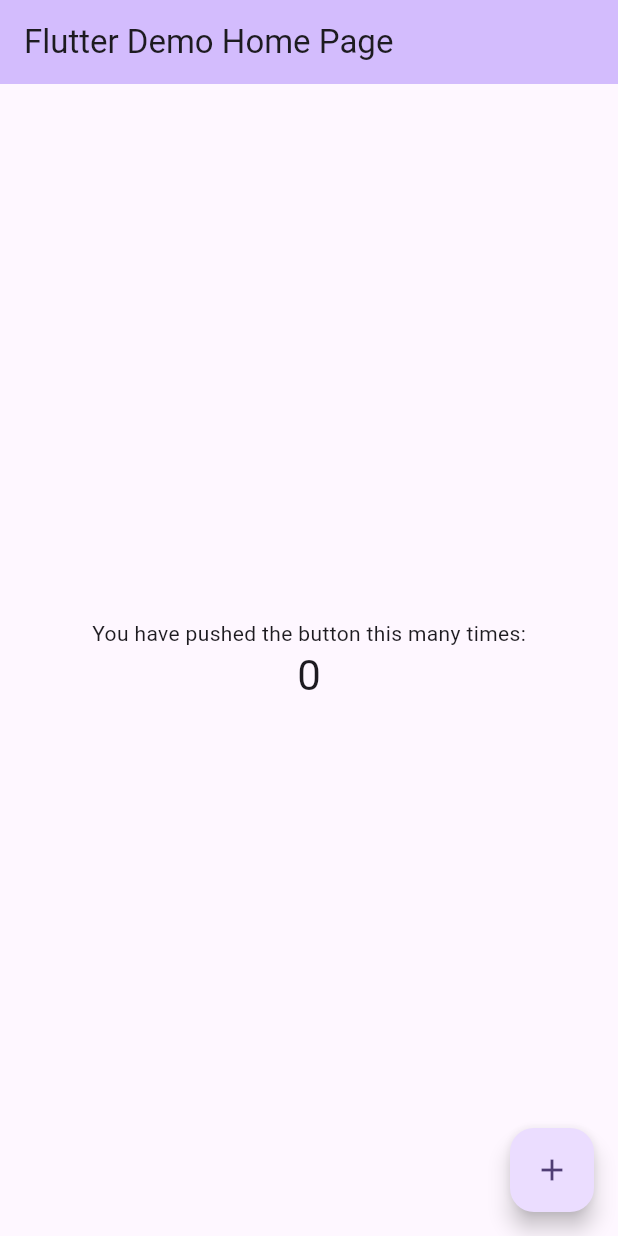
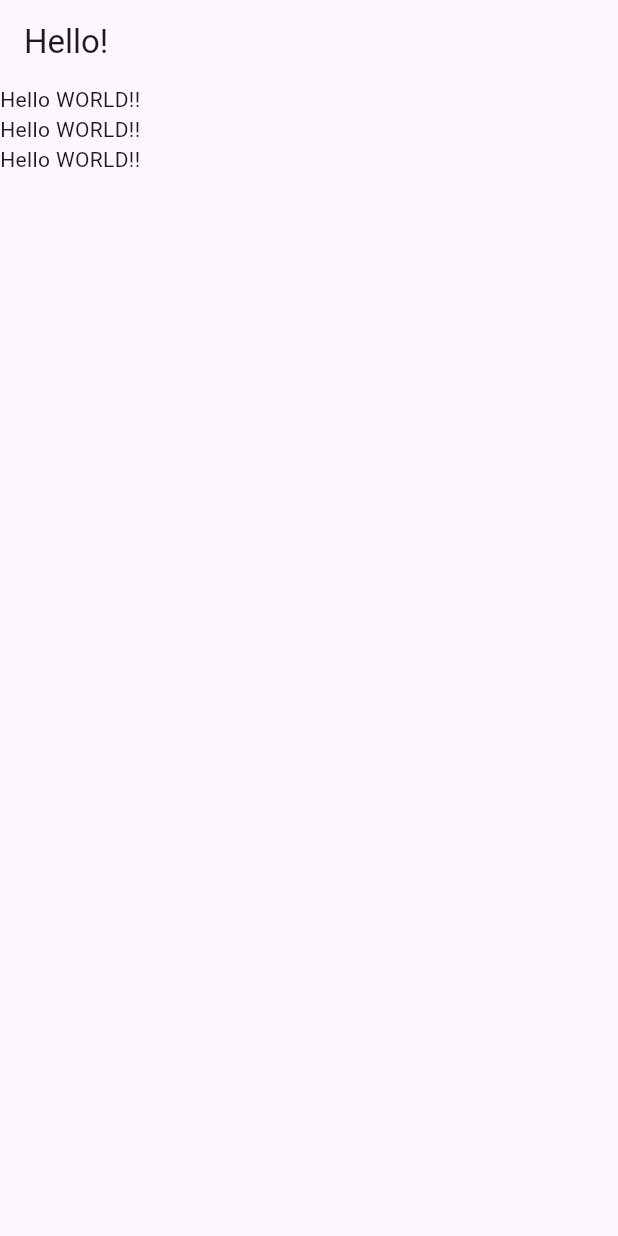
Before and after one commit to sam-a786/Locum-Guide, a Flutter app: the screen it shows after launch, on a phone screen of 412 x 824 dp. Run offline on Flutter 3.47's test engine with Material 3 defaults, Android fonts, the phone set to English and light mode, and no system bars.

Commit message:
Remove all unnessecery code and creating basic widgets on the home page

```diff
--- a/locum_guide/lib/main.dart
+++ b/locum_guide/lib/main.dart
@@ -1,125 +1,43 @@
 import 'package:flutter/material.dart';
 
-void main() {
-  runApp(const MyApp());
-}
+void main() { // Main function
+  runApp(const MyApp()); //entry point of the application, for dart as soon as the app is ran this is what it will run (e.g. print hello world will be ran if it was in line 4 where it says runapp)
+} //runApp is a function from the library import on line 1
 
-class MyApp extends StatelessWidget {
+class MyApp extends StatelessWidget { // class myApp defined here called on line 4
   const MyApp({super.key});
 
-  // This widget is the root of your application.
+  // This widget is the root of your application. Eventually we will see widget trees, we mainly use widgets to build most of the app, and we can have widgets within widgets, so we can have widgets that effect widget within it
   @override
   Widget build(BuildContext context) {
     return MaterialApp(
-      title: 'Flutter Demo',
-      theme: ThemeData(
-        // This is the theme of your application.
-        //
-        // TRY THIS: Try running your application with "flutter run". You'll see
-        // the application has a purple toolbar. Then, without quitting the app,
-        // try changing the seedColor in the colorScheme below to Colors.green
-        // and then invoke "hot reload" (save your changes or press the "hot
-        // reload" button in a Flutter-supported IDE, or press "r" if you used
-        // the command line to start the app).
-        //
-        // Notice that the counter didn't reset back to zero; the application
-        // state is not lost during the reload. To reset the state, use hot
-        // restart instead.
-        //
-        // This works for code too, not just values: Most code changes can be
-        // tested with just a hot reload.
-        colorScheme: ColorScheme.fromSeed(seedColor: Colors.deepPurple),
-        useMaterial3: true,
+      title: 'Locum-Guide', // This is the theme of your application. Notice that the counter didn't reset back to zero; the application state is not lost during the reload. To reset the state, use hot restart instead.
+      theme: ThemeData(      // This works for code too, not just values: Most code changes can be tested with just a hot reload.
+        primarySwatch: Colors.blue,
+        visualDensity: VisualDensity.adaptivePlatformDensity,
       ),
-      home: const MyHomePage(title: 'Flutter Demo Home Page'),
+      home: MyHomePage(),
     );
   }
 }
 
-class MyHomePage extends StatefulWidget {
-  const MyHomePage({super.key, required this.title});
 
-  // This widget is the home page of your application. It is stateful, meaning
-  // that it has a State object (defined below) that contains fields that affect
-  // how it looks.
 
-  // This class is the configuration for the state. It holds the values (in this
-  // case the title) provided by the parent (in this case the App widget) and
-  // used by the build method of the State. Fields in a Widget subclass are
-  // always marked "final".
-
-  final String title;
-
-  @override
-  State<MyHomePage> createState() => _MyHomePageState();
+class MyHomePage extends StatelessWidget {
+  @override                             // Scaffold is also a widget that creates a background which prepares the page ready for you to add more widgets
+  Widget build(BuildContext context){   // Can also see on the left in the "flutter outline" whichever has a flutter icon next to it, that can be identified as a widget
+    return Scaffold(
+      appBar: AppBar(
+      title: const Text('Hello!')),
+      body: Column(                                                     //Using column widget and aligning the childern of it which happens to be a "list" which is seen by the "[]"
+        children: <Widget>[TestWidget(), TestWidget(), TestWidget()],   //we are using a list of type Widget thats why we have <Widget>. Also calling testwidget which is defined below
+      ));
+    }
 }
 
-class _MyHomePageState extends State<MyHomePage> {
-  int _counter = 0;
-
-  void _incrementCounter() {
-    setState(() {
-      // This call to setState tells the Flutter framework that something has
-      // changed in this State, which causes it to rerun the build method below
-      // so that the display can reflect the updated values. If we changed
-      // _counter without calling setState(), then the build method would not be
-      // called again, and so nothing would appear to happen.
-      _counter++;
-    });
-  }
-
+class TestWidget extends StatelessWidget {
   @override
   Widget build(BuildContext context) {
-    // This method is rerun every time setState is called, for instance as done
-    // by the _incrementCounter method above.
-    //
-    // The Flutter framework has been optimized to make rerunning build methods
-    // fast, so that you can just rebuild anything that needs updating rather
-    // than having to individually change instances of widgets.
-    return Scaffold(
-      appBar: AppBar(
-        // TRY THIS: Try changing the color here to a specific color (to
-        // Colors.amber, perhaps?) and trigger a hot reload to see the AppBar
-        // change color while the other colors stay the same.
-        backgroundColor: Theme.of(context).colorScheme.inversePrimary,
-        // Here we take the value from the MyHomePage object that was created by
-        // the App.build method, and use it to set our appbar title.
-        title: Text(widget.title),
-      ),
-      body: Center(
-        // Center is a layout widget. It takes a single child and positions it
-        // in the middle of the parent.
-        child: Column(
-          // Column is also a layout widget. It takes a list of children and
-          // arranges them vertically. By default, it sizes itself to fit its
-          // children horizontally, and tries to be as tall as its parent.
-          //
-          // Column has various properties to control how it sizes itself and
-          // how it positions its children. Here we use mainAxisAlignment to
-          // center the children vertically; the main axis here is the vertical
-          // axis because Columns are vertical (the cross axis would be
-          // horizontal).
-          //
-          // TRY THIS: Invoke "debug painting" (choose the "Toggle Debug Paint"
-          // action in the IDE, or press "p" in the console), to see the
-          // wireframe for each widget.
-          mainAxisAlignment: MainAxisAlignment.center,
-          children: <Widget>[
-            const Text(
-              'You have pushed the button this many times:',
-            ),
-            Text(
-              '$_counter',
-              style: Theme.of(context).textTheme.headlineMedium,
-            ),
-          ],
-        ),
-      ),
-      floatingActionButton: FloatingActionButton(
-        onPressed: _incrementCounter,
-        tooltip: 'Increment',
-        child: const Icon(Icons.add),
-      ), // This trailing comma makes auto-formatting nicer for build methods.
-    );
+    return Text("Hello WORLD!!");
   }
 }
```
